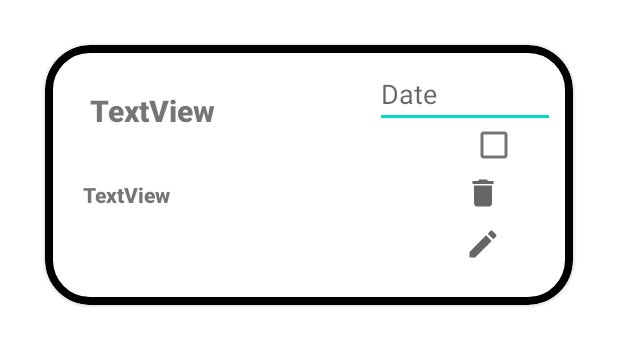
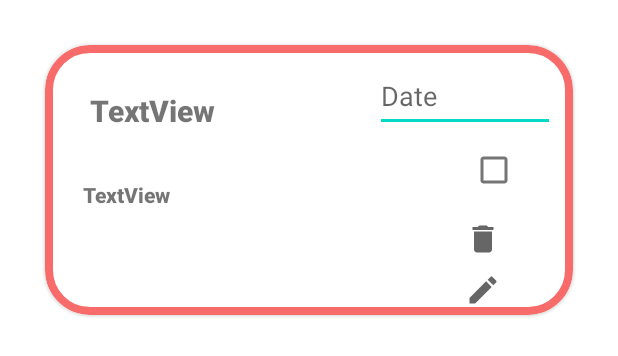
Before and after one commit to waadalshammari/Todo, an Android app: the layout app_layout.xml on its own in the app's theme, with its tools: preview values and no code run, on a phone screen of 412 x 824 dp. Shown: the top 356 px of the screen. Run offline under Robolectric (Android 15) with nearby library versions, the phone set to English and light mode, and no system bars.

Commit message:
first commit

```diff
--- a/app/src/main/res/layout/app_layout.xml
+++ b/app/src/main/res/layout/app_layout.xml
@@ -8,7 +8,7 @@
     <com.google.android.material.card.MaterialCardView
 
         android:layout_width="match_parent"
-        android:layout_height="173dp"
+        android:layout_height="180dp"
         android:layout_marginLeft="30dp"
         android:layout_marginTop="30dp"
         android:layout_marginRight="30dp"
@@ -29,11 +29,12 @@
 
             <TextView
                 android:id="@+id/des_textview_applayout"
+                android:layout_width="0dp"
                 android:layout_height="wrap_content"
                 android:layout_marginLeft="15dp"
                 android:layout_weight="1"
                 android:fontFamily="sans-serif-black"
-                android:text="TextView"  android:layout_width="0dp"/>
+                android:text="TextView" />
         </LinearLayout>
 
         <LinearLayout
@@ -73,12 +74,13 @@
                 android:layout_marginTop="10dp"
                 android:ems="10"
                 android:hint="Date"
-                android:inputType="date" />
+                android:inputType="date"
+                android:minHeight="48dp" />
 
             <CheckBox
                 android:id="@+id/checkBox_app_layout"
                 android:layout_width="wrap_content"
-                android:layout_height="20dp"
+                android:layout_height="48dp"
                 android:layout_marginLeft="85dp"
                 android:layout_marginTop="1dp" />
 
--- a/app/src/main/res/layout/fragment_onboarding_list.xml
+++ b/app/src/main/res/layout/fragment_onboarding_list.xml
@@ -13,7 +13,7 @@
         android:layout_height="wrap_content"
         android:layout_margin="20dp"
         android:layout_marginTop="40dp"
-        android:text="List"
+        android:text="LIST OF TODO"
         android:textColor="#F88E8C"
         android:textSize="34sp"
         android:textStyle="bold|italic"
--- a/app/src/main/res/values/colors.xml
+++ b/app/src/main/res/values/colors.xml
@@ -7,6 +7,6 @@
     <color name="teal_700">#FF018786</color>
     <color name="black">#FF000000</color>
     <color name="white">#FFFFFFFF</color>
-    <color name="orange">#000000</color>
+    <color name="orange">#F76C6A</color>
 
 </resources>
```
